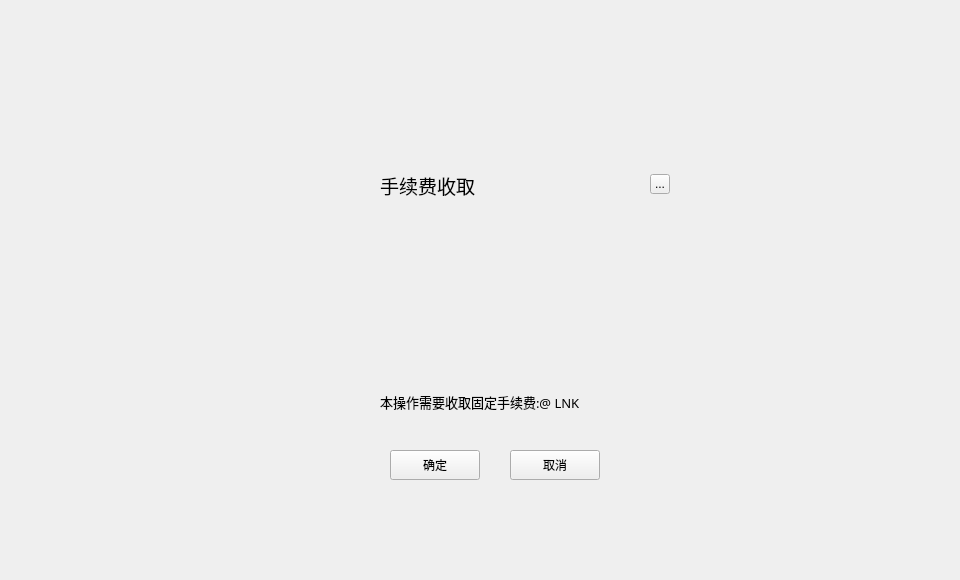
This is depositpage/FeeChargeWidget.ui in HcashOrg/hx-indicator as Qt 5 draws it before an edit. The edited form follows.
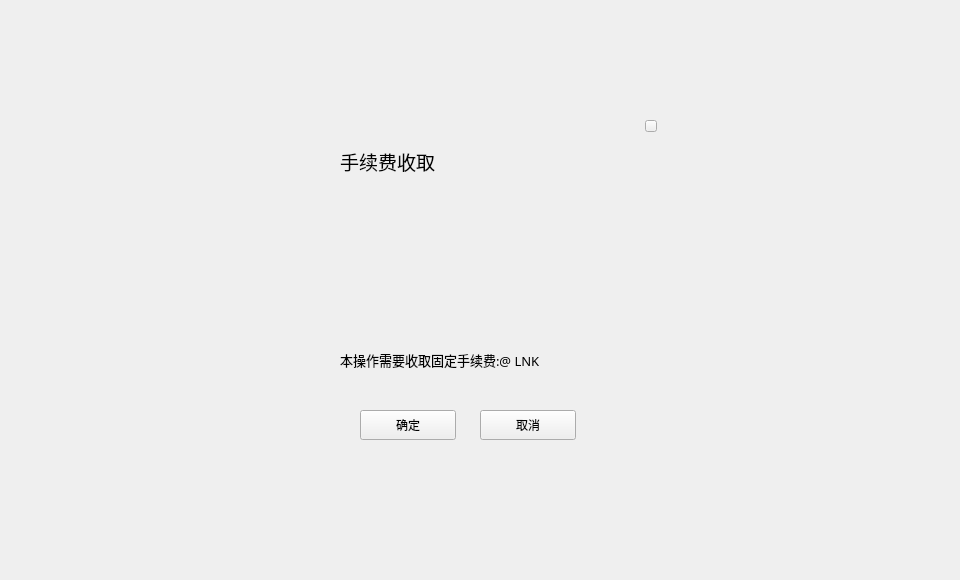
This is the edited form.

The edit to the form file:
```diff
--- a/depositpage/FeeChargeWidget.ui
+++ b/depositpage/FeeChargeWidget.ui
@@ -10,114 +10,153 @@
     <height>580</height>
    </rect>
   </property>
+  <property name="font">
+   <font>
+    <family>微软雅黑</family>
+   </font>
+  </property>
   <property name="windowTitle">
    <string>Form</string>
   </property>
-  <widget class="QStackedWidget" name="stackedWidget">
+  <widget class="QWidget" name="widget" native="true">
    <property name="geometry">
     <rect>
-     <x>380</x>
-     <y>230</y>
-     <width>240</width>
-     <height>156</height>
+     <x>0</x>
+     <y>0</y>
+     <width>960</width>
+     <height>580</height>
     </rect>
    </property>
-  </widget>
-  <widget class="QLabel" name="label">
-   <property name="geometry">
-    <rect>
-     <x>380</x>
-     <y>170</y>
-     <width>111</width>
-     <height>31</height>
-    </rect>
-   </property>
-   <property name="font">
-    <font>
-     <family>微软雅黑</family>
-     <pointsize>14</pointsize>
-    </font>
-   </property>
-   <property name="text">
-    <string>手续费收取</string>
-   </property>
-  </widget>
-  <widget class="QLabel" name="label_2">
-   <property name="geometry">
-    <rect>
-     <x>380</x>
-     <y>394</y>
-     <width>271</width>
-     <height>16</height>
-    </rect>
-   </property>
-   <property name="font">
-    <font>
-     <family>微软雅黑</family>
-     <pointsize>10</pointsize>
-    </font>
-   </property>
-   <property name="text">
-    <string>本操作需要收取固定手续费:@ LNK</string>
-   </property>
-  </widget>
-  <widget class="QToolButton" name="toolButton_confirm">
-   <property name="geometry">
-    <rect>
-     <x>390</x>
-     <y>450</y>
-     <width>90</width>
-     <height>30</height>
-    </rect>
-   </property>
-   <property name="text">
-    <string>确定</string>
-   </property>
-  </widget>
-  <widget class="QToolButton" name="toolButton_cancel">
-   <property name="geometry">
-    <rect>
-     <x>510</x>
-     <y>450</y>
-     <width>90</width>
-     <height>30</height>
-    </rect>
-   </property>
-   <property name="text">
-    <string>取消</string>
-   </property>
-  </widget>
-  <widget class="QToolButton" name="toolButton_close">
-   <property name="geometry">
-    <rect>
-     <x>650</x>
-     <y>174</y>
-     <width>20</width>
-     <height>20</height>
-    </rect>
-   </property>
-   <property name="text">
-    <string>...</string>
-   </property>
-  </widget>
-  <widget class="QLabel" name="label_char">
-   <property name="geometry">
-    <rect>
-     <x>380</x>
-     <y>420</y>
-     <width>271</width>
-     <height>16</height>
-    </rect>
-   </property>
-   <property name="font">
-    <font>
-     <family>微软雅黑</family>
-     <pointsize>10</pointsize>
-    </font>
-   </property>
-   <property name="text">
-    <string/>
-   </property>
+   <widget class="QWidget" name="containerWidget" native="true">
+    <property name="geometry">
+     <rect>
+      <x>270</x>
+      <y>100</y>
+      <width>420</width>
+      <height>380</height>
+     </rect>
+    </property>
+    <property name="font">
+     <font>
+      <family>微软雅黑</family>
+     </font>
+    </property>
+    <widget class="QToolButton" name="toolButton_close">
+     <property name="geometry">
+      <rect>
+       <x>375</x>
+       <y>20</y>
+       <width>12</width>
+       <height>12</height>
+      </rect>
+     </property>
+     <property name="cursor">
+      <cursorShape>PointingHandCursor</cursorShape>
+     </property>
+     <property name="text">
+      <string/>
+     </property>
+    </widget>
+    <widget class="QToolButton" name="toolButton_confirm">
+     <property name="geometry">
+      <rect>
+       <x>90</x>
+       <y>310</y>
+       <width>96</width>
+       <height>30</height>
+      </rect>
+     </property>
+     <property name="cursor">
+      <cursorShape>PointingHandCursor</cursorShape>
+     </property>
+     <property name="text">
+      <string>确定</string>
+     </property>
+    </widget>
+    <widget class="QStackedWidget" name="stackedWidget">
+     <property name="geometry">
+      <rect>
+       <x>70</x>
+       <y>86</y>
+       <width>240</width>
+       <height>156</height>
+      </rect>
+     </property>
+    </widget>
+    <widget class="QLabel" name="label_2">
+     <property name="geometry">
+      <rect>
+       <x>70</x>
+       <y>250</y>
+       <width>320</width>
+       <height>20</height>
+      </rect>
+     </property>
+     <property name="font">
+      <font>
+       <family>微软雅黑</family>
+       <pointsize>10</pointsize>
+      </font>
+     </property>
+     <property name="text">
+      <string>本操作需要收取固定手续费:@ LNK</string>
+     </property>
+    </widget>
+    <widget class="QLabel" name="label_char">
+     <property name="geometry">
+      <rect>
+       <x>70</x>
+       <y>276</y>
+       <width>271</width>
+       <height>20</height>
+      </rect>
+     </property>
+     <property name="font">
+      <font>
+       <family>微软雅黑</family>
+       <pointsize>10</pointsize>
+      </font>
+     </property>
+     <property name="text">
+      <string/>
+     </property>
+    </widget>
+    <widget class="QToolButton" name="toolButton_cancel">
+     <property name="geometry">
+      <rect>
+       <x>210</x>
+       <y>310</y>
+       <width>96</width>
+       <height>30</height>
+      </rect>
+     </property>
+     <property name="cursor">
+      <cursorShape>PointingHandCursor</cursorShape>
+     </property>
+     <property name="text">
+      <string>取消</string>
+     </property>
+    </widget>
+    <widget class="QLabel" name="label">
+     <property name="geometry">
+      <rect>
+       <x>70</x>
+       <y>46</y>
+       <width>111</width>
+       <height>31</height>
+      </rect>
+     </property>
+     <property name="font">
+      <font>
+       <family>微软雅黑</family>
+       <pointsize>14</pointsize>
+      </font>
+     </property>
+     <property name="text">
+      <string>手续费收取</string>
+     </property>
+    </widget>
+   </widget>
   </widget>
  </widget>
  <resources/>
```
